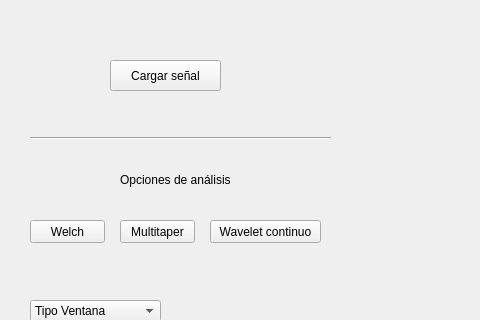
The window that anadir_grafico.ui (cardonadani3/Senales-proyecto-2) describes before a commit, drawn with Qt 5; both pictures show x 0 to 480 and y 0 to 320 of the 1104 by 790 pixel window.
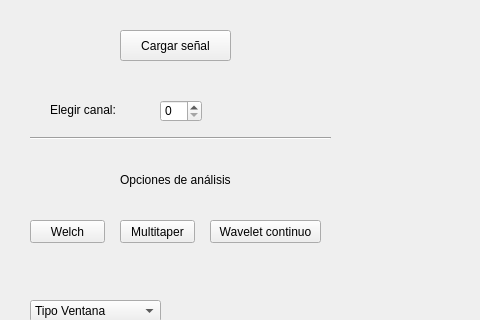
The same window after the commit. Icons and pictures are not drawn.

Diff of the .ui file:
```diff
--- a/anadir_grafico.ui
+++ b/anadir_grafico.ui
@@ -20,8 +20,8 @@
    <widget class="QPushButton" name="boton_cargar">
     <property name="geometry">
      <rect>
-      <x>110</x>
-      <y>60</y>
+      <x>120</x>
+      <y>30</y>
       <width>111</width>
       <height>31</height>
      </rect>
@@ -512,6 +512,29 @@
      <string>( welch (Hz) / Multitaper(s) )</string>
     </property>
    </widget>
+   <widget class="QLabel" name="label_9">
+    <property name="geometry">
+     <rect>
+      <x>50</x>
+      <y>100</y>
+      <width>81</width>
+      <height>20</height>
+     </rect>
+    </property>
+    <property name="text">
+     <string>Elegir canal:</string>
+    </property>
+   </widget>
+   <widget class="QSpinBox" name="spin_canal">
+    <property name="geometry">
+     <rect>
+      <x>160</x>
+      <y>100</y>
+      <width>42</width>
+      <height>22</height>
+     </rect>
+    </property>
+   </widget>
   </widget>
   <widget class="QMenuBar" name="menubar">
    <property name="geometry">
```
Left out of the diff: 2 changed lines with no effect on the pictures.
